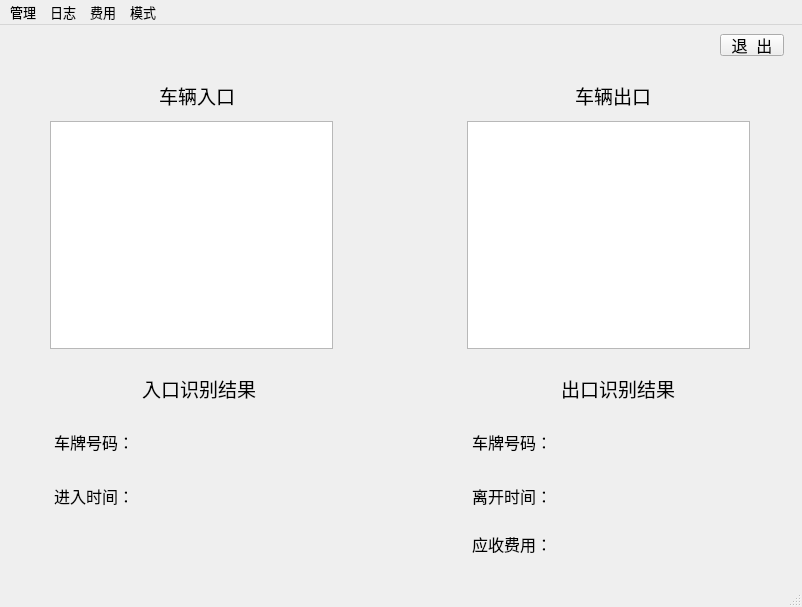
Before: the Qt Designer form view/society_ui.ui in Apoiuty/AutoParkingLot, drawn with Qt 5.
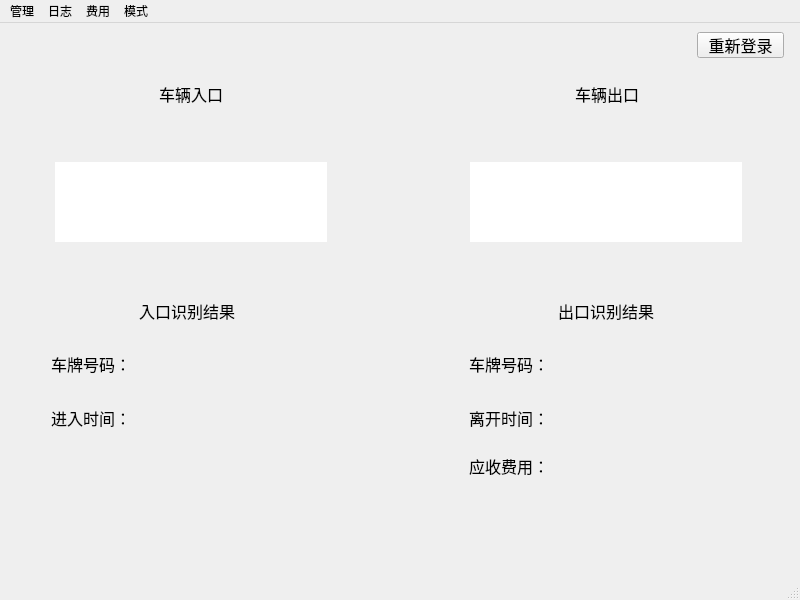
After: the same form once the commit is applied.

```diff
--- a/view/society_ui.ui
+++ b/view/society_ui.ui
@@ -6,10 +6,16 @@
    <rect>
     <x>0</x>
     <y>0</y>
-    <width>802</width>
-    <height>607</height>
+    <width>800</width>
+    <height>600</height>
    </rect>
   </property>
+  <property name="sizePolicy">
+   <sizepolicy hsizetype="Fixed" vsizetype="Fixed">
+    <horstretch>0</horstretch>
+    <verstretch>0</verstretch>
+   </sizepolicy>
+  </property>
   <property name="windowTitle">
    <string>停车管理系统-社会停车模式</string>
   </property>
@@ -26,7 +32,7 @@
     <property name="font">
      <font>
       <family>宋体</family>
-      <pointsize>14</pointsize>
+      <pointsize>12</pointsize>
      </font>
     </property>
     <property name="text">
@@ -45,57 +51,37 @@
     <property name="font">
      <font>
       <family>宋体</family>
-      <pointsize>14</pointsize>
+      <pointsize>12</pointsize>
      </font>
     </property>
     <property name="text">
      <string>车辆出口</string>
     </property>
    </widget>
-   <widget class="QGraphicsView" name="graphicsView">
+   <widget class="QPushButton" name="btn_relogin">
     <property name="geometry">
      <rect>
-      <x>50</x>
-      <y>96</y>
-      <width>283</width>
-      <height>228</height>
-     </rect>
-    </property>
-   </widget>
-   <widget class="QGraphicsView" name="graphicsView_2">
-    <property name="geometry">
-     <rect>
-      <x>467</x>
-      <y>96</y>
-      <width>283</width>
-      <height>228</height>
-     </rect>
-    </property>
-   </widget>
-   <widget class="QPushButton" name="pushButton">
-    <property name="geometry">
-     <rect>
-      <x>720</x>
+      <x>697</x>
       <y>9</y>
-      <width>64</width>
-      <height>22</height>
+      <width>87</width>
+      <height>26</height>
      </rect>
     </property>
     <property name="font">
      <font>
-      <family>Arial</family>
+      <family>宋体</family>
       <pointsize>12</pointsize>
      </font>
     </property>
     <property name="text">
-     <string>退  出</string>
+     <string>重新登录</string>
     </property>
    </widget>
    <widget class="QLabel" name="label_3">
     <property name="geometry">
      <rect>
-      <x>142</x>
-      <y>344</y>
+      <x>139</x>
+      <y>268</y>
       <width>158</width>
       <height>39</height>
      </rect>
@@ -103,7 +89,7 @@
     <property name="font">
      <font>
       <family>宋体</family>
-      <pointsize>14</pointsize>
+      <pointsize>12</pointsize>
      </font>
     </property>
     <property name="text">
@@ -113,15 +99,15 @@
    <widget class="QLabel" name="label_4">
     <property name="geometry">
      <rect>
-      <x>54</x>
-      <y>398</y>
+      <x>51</x>
+      <y>322</y>
       <width>73</width>
       <height>38</height>
      </rect>
     </property>
     <property name="font">
      <font>
-      <family>Arial</family>
+      <family>宋体</family>
       <pointsize>12</pointsize>
      </font>
     </property>
@@ -132,15 +118,15 @@
    <widget class="QLabel" name="label_5">
     <property name="geometry">
      <rect>
-      <x>54</x>
-      <y>452</y>
+      <x>51</x>
+      <y>376</y>
       <width>73</width>
       <height>38</height>
      </rect>
     </property>
     <property name="font">
      <font>
-      <family>Arial</family>
+      <family>宋体</family>
       <pointsize>12</pointsize>
      </font>
     </property>
@@ -151,15 +137,15 @@
    <widget class="QLabel" name="label_6">
     <property name="geometry">
      <rect>
-      <x>472</x>
-      <y>398</y>
+      <x>469</x>
+      <y>322</y>
       <width>73</width>
       <height>38</height>
      </rect>
     </property>
     <property name="font">
      <font>
-      <family>Arial</family>
+      <family>宋体</family>
       <pointsize>12</pointsize>
      </font>
     </property>
@@ -170,8 +156,8 @@
    <widget class="QLabel" name="label_7">
     <property name="geometry">
      <rect>
-      <x>561</x>
-      <y>344</y>
+      <x>558</x>
+      <y>268</y>
       <width>158</width>
       <height>39</height>
      </rect>
@@ -179,7 +165,7 @@
     <property name="font">
      <font>
       <family>宋体</family>
-      <pointsize>14</pointsize>
+      <pointsize>12</pointsize>
      </font>
     </property>
     <property name="text">
@@ -189,15 +175,15 @@
    <widget class="QLabel" name="label_9">
     <property name="geometry">
      <rect>
-      <x>472</x>
-      <y>452</y>
+      <x>469</x>
+      <y>376</y>
       <width>73</width>
       <height>38</height>
      </rect>
     </property>
     <property name="font">
      <font>
-      <family>Arial</family>
+      <family>宋体</family>
       <pointsize>12</pointsize>
      </font>
     </property>
@@ -208,15 +194,15 @@
    <widget class="QLabel" name="label_10">
     <property name="geometry">
      <rect>
-      <x>472</x>
-      <y>500</y>
+      <x>469</x>
+      <y>424</y>
       <width>73</width>
       <height>38</height>
      </rect>
     </property>
     <property name="font">
      <font>
-      <family>Arial</family>
+      <family>宋体</family>
       <pointsize>12</pointsize>
      </font>
     </property>
@@ -224,14 +210,153 @@
      <string>应收费用：</string>
     </property>
    </widget>
+   <widget class="QLabel" name="label_in_car">
+    <property name="geometry">
+     <rect>
+      <x>136</x>
+      <y>322</y>
+      <width>195</width>
+      <height>38</height>
+     </rect>
+    </property>
+    <property name="font">
+     <font>
+      <family>宋体</family>
+      <pointsize>12</pointsize>
+     </font>
+    </property>
+    <property name="text">
+     <string/>
+    </property>
+   </widget>
+   <widget class="QLabel" name="label_in_time">
+    <property name="geometry">
+     <rect>
+      <x>135</x>
+      <y>376</y>
+      <width>173</width>
+      <height>38</height>
+     </rect>
+    </property>
+    <property name="font">
+     <font>
+      <family>宋体</family>
+      <pointsize>12</pointsize>
+     </font>
+    </property>
+    <property name="text">
+     <string/>
+    </property>
+   </widget>
+   <widget class="QLabel" name="label_out_car">
+    <property name="geometry">
+     <rect>
+      <x>550</x>
+      <y>322</y>
+      <width>177</width>
+      <height>38</height>
+     </rect>
+    </property>
+    <property name="font">
+     <font>
+      <family>宋体</family>
+      <pointsize>12</pointsize>
+     </font>
+    </property>
+    <property name="text">
+     <string/>
+    </property>
+   </widget>
+   <widget class="QLabel" name="label_fee">
+    <property name="geometry">
+     <rect>
+      <x>550</x>
+      <y>424</y>
+      <width>192</width>
+      <height>38</height>
+     </rect>
+    </property>
+    <property name="font">
+     <font>
+      <family>宋体</family>
+      <pointsize>12</pointsize>
+     </font>
+    </property>
+    <property name="text">
+     <string/>
+    </property>
+   </widget>
+   <widget class="QLabel" name="label_out_time">
+    <property name="geometry">
+     <rect>
+      <x>550</x>
+      <y>376</y>
+      <width>190</width>
+      <height>38</height>
+     </rect>
+    </property>
+    <property name="font">
+     <font>
+      <family>宋体</family>
+      <pointsize>12</pointsize>
+     </font>
+    </property>
+    <property name="text">
+     <string/>
+    </property>
+   </widget>
+   <widget class="QLabel" name="label_in_img">
+    <property name="geometry">
+     <rect>
+      <x>55</x>
+      <y>139</y>
+      <width>272</width>
+      <height>80</height>
+     </rect>
+    </property>
+    <property name="font">
+     <font>
+      <family>宋体</family>
+      <pointsize>12</pointsize>
+     </font>
+    </property>
+    <property name="styleSheet">
+     <string notr="true">background-color: rgb(255, 255, 255);</string>
+    </property>
+    <property name="text">
+     <string/>
+    </property>
+   </widget>
+   <widget class="QLabel" name="label_out_img">
+    <property name="geometry">
+     <rect>
+      <x>470</x>
+      <y>139</y>
+      <width>272</width>
+      <height>80</height>
+     </rect>
+    </property>
+    <property name="font">
+     <font>
+      <family>宋体</family>
+      <pointsize>12</pointsize>
+     </font>
+    </property>
+    <property name="styleSheet">
+     <string notr="true">background-color: rgb(255, 255, 255);</string>
+    </property>
+    <property name="text">
+     <string/>
+    </property>
+   </widget>
   </widget>
   <widget class="QMenuBar" name="menubar">
    <property name="geometry">
     <rect>
      <x>0</x>
      <y>0</y>
-     <width>802</width>
-     <height>19</height>
+     <width>800</width>
+     <height>18</height>
     </rect>
    </property>
    <property name="sizePolicy">
@@ -242,7 +367,7 @@
    </property>
    <property name="font">
     <font>
-     <pointsize>10</pointsize>
+     <pointsize>9</pointsize>
     </font>
    </property>
    <widget class="QMenu" name="menu">
```
Left out of the diff: 3 changed lines with no effect on the pictures.
